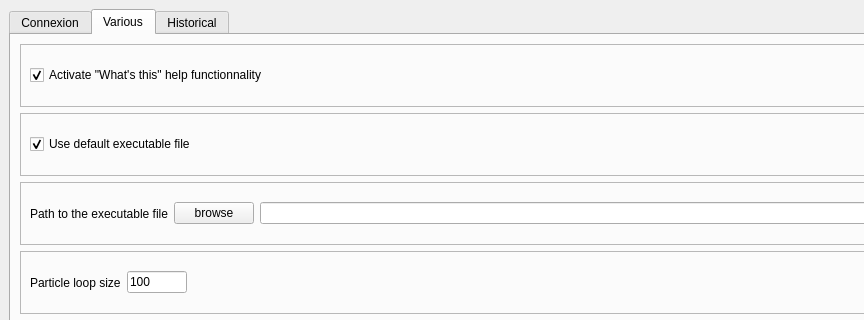
First picture: the form in python_interface/uis/preferences.ui, repository cbgp/diyabc, before the edit; both pictures show x 0 to 864 and y 0 to 320 of the 1000 by 750 pixel window.
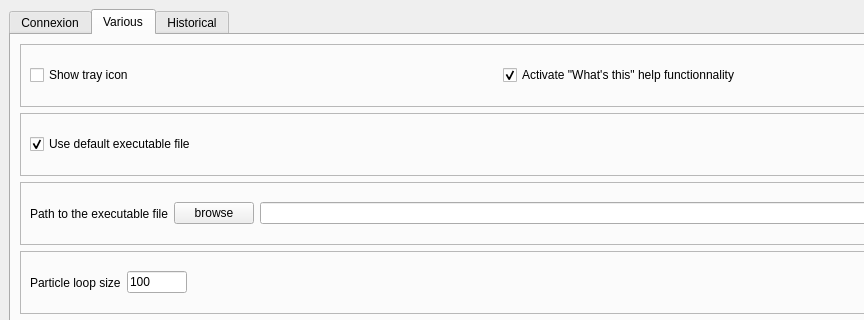
Second picture: the form after the edit.

Commit message: tray icon first version

```diff
--- a/python_interface/uis/preferences.ui
+++ b/python_interface/uis/preferences.ui
@@ -135,6 +135,13 @@
            <enum>QFrame::Raised</enum>
           </property>
           <layout class="QHBoxLayout" name="horizontalLayout_7">
+           <item>
+            <widget class="QCheckBox" name="trayIconCheck">
+             <property name="text">
+              <string>Show tray icon</string>
+             </property>
+            </widget>
+           </item>
            <item>
             <widget class="QCheckBox" name="wtCheck">
              <property name="text">
```
The commit also changes 2 other files.
